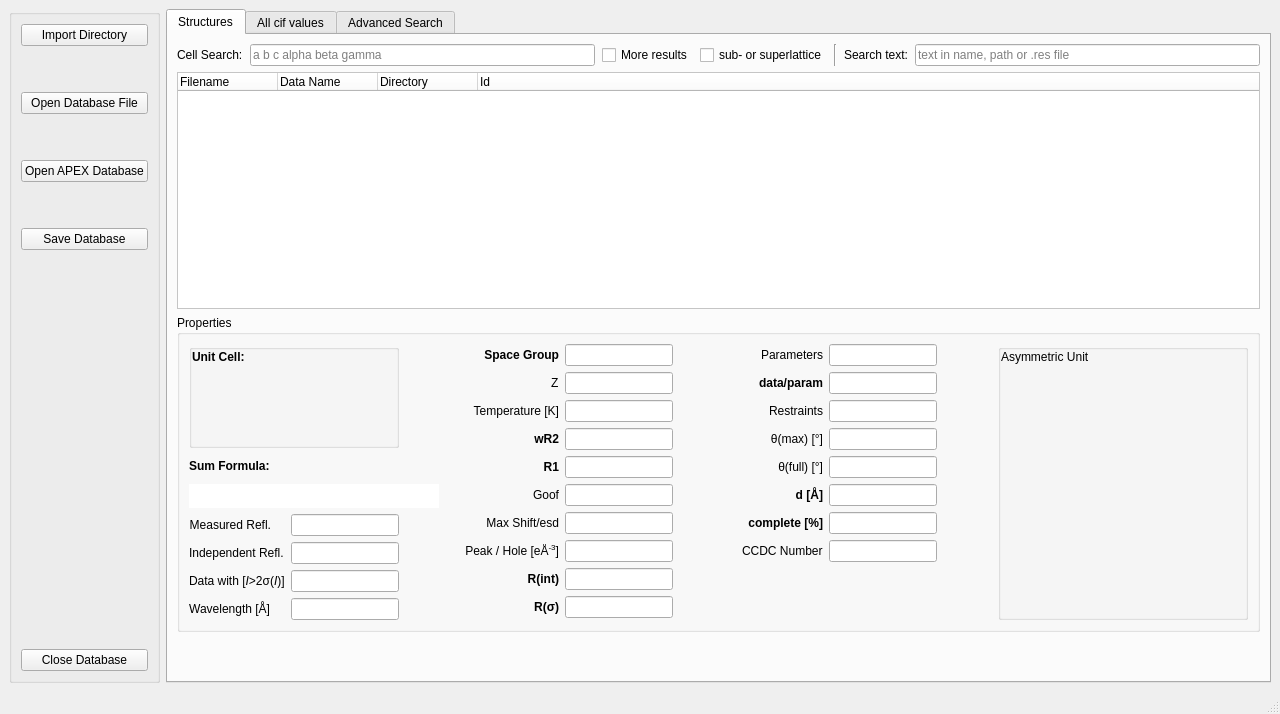
Qt form gui/strf_main.ui (dkratzert/StructureFinder) before a commit.
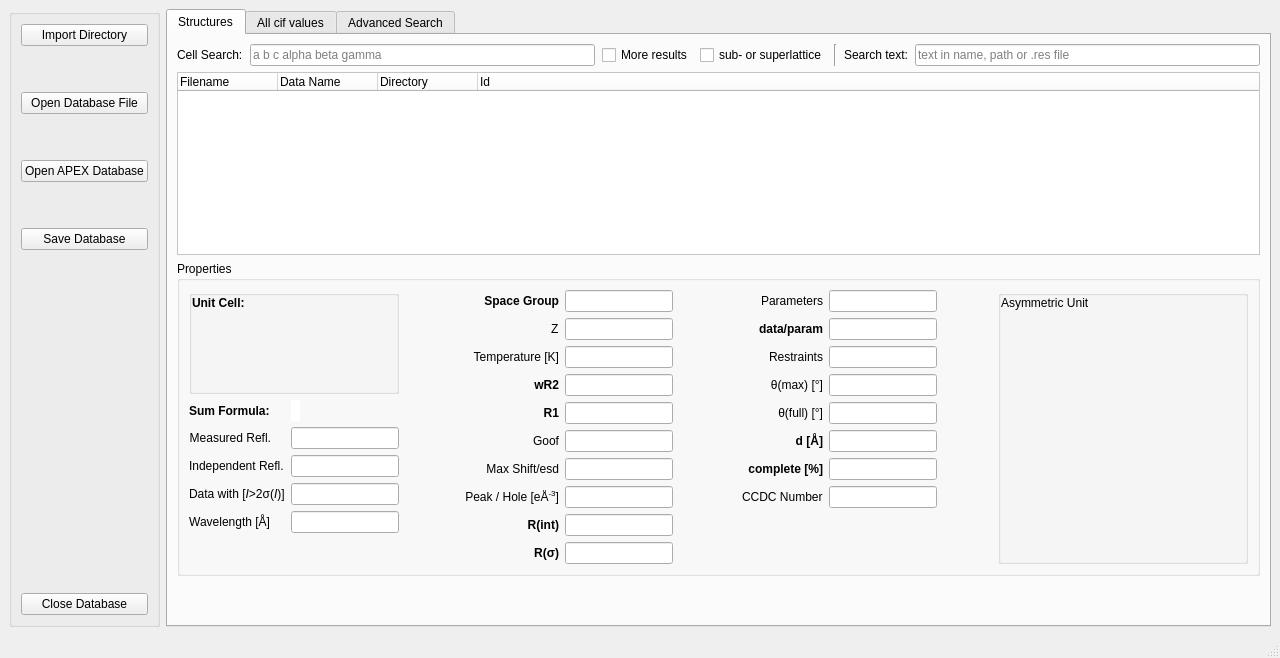
The same form after that commit.

The edit to the form file:
```diff
--- a/gui/strf_main.ui
+++ b/gui/strf_main.ui
@@ -8,7 +8,7 @@
     <x>0</x>
     <y>0</y>
     <width>1280</width>
-    <height>714</height>
+    <height>658</height>
    </rect>
   </property>
   <property name="windowTitle">
@@ -320,6 +320,9 @@
             <property name="orientation">
              <enum>Qt::Vertical</enum>
             </property>
+            <property name="sizeType">
+             <enum>QSizePolicy::Expanding</enum>
+            </property>
             <property name="sizeHint" stdset="0">
              <size>
               <width>20</width>
@@ -452,71 +455,12 @@
                  </layout>
                 </widget>
                </item>
-               <item>
-                <widget class="QLabel" name="label">
-                 <property name="font">
-                  <font>
-                   <weight>75</weight>
-                   <bold>true</bold>
-                  </font>
-                 </property>
-                 <property name="text">
-                  <string>Sum Formula:</string>
-                 </property>
-                </widget>
-               </item>
-               <item>
-                <widget class="QLabel" name="formLabel">
-                 <property name="enabled">
-                  <bool>true</bool>
-                 </property>
-                 <property name="sizePolicy">
-                  <sizepolicy hsizetype="Expanding" vsizetype="Preferred">
-                   <horstretch>0</horstretch>
-                   <verstretch>0</verstretch>
-                  </sizepolicy>
-                 </property>
-                 <property name="minimumSize">
-                  <size>
-                   <width>0</width>
-                   <height>21</height>
-                  </size>
-                 </property>
-                 <property name="font">
-                  <font>
-                   <pointsize>11</pointsize>
-                   <kerning>false</kerning>
-                  </font>
-                 </property>
-                 <property name="autoFillBackground">
-                  <bool>false</bool>
-                 </property>
-                 <property name="styleSheet">
-                  <string notr="true">background-color:  rgba(255, 255, 255, 255);</string>
-                 </property>
-                 <property name="frameShape">
-                  <enum>QFrame::NoFrame</enum>
-                 </property>
-                 <property name="lineWidth">
-                  <number>1</number>
-                 </property>
-                 <property name="text">
-                  <string/>
-                 </property>
-                 <property name="textFormat">
-                  <enum>Qt::RichText</enum>
-                 </property>
-                 <property name="wordWrap">
-                  <bool>true</bool>
-                 </property>
-                </widget>
-               </item>
                <item>
                 <layout class="QFormLayout" name="formLayout_2">
                  <property name="fieldGrowthPolicy">
                   <enum>QFormLayout::FieldsStayAtSizeHint</enum>
                  </property>
-                 <item row="0" column="0">
+                 <item row="1" column="0">
                   <widget class="QLabel" name="reflTotalLabel">
                    <property name="text">
                     <string>Measured Refl.</string>
@@ -526,34 +470,34 @@
                    </property>
                   </widget>
                  </item>
-                 <item row="0" column="1">
+                 <item row="1" column="1">
                   <widget class="QLineEdit" name="reflTotalLineEdit">
                    <property name="readOnly">
                     <bool>true</bool>
                    </property>
                   </widget>
                  </item>
-                 <item row="1" column="0">
+                 <item row="2" column="0">
                   <widget class="QLabel" name="uniqReflLabel">
                    <property name="text">
                     <string>Independent Refl.</string>
                    </property>
                   </widget>
                  </item>
-                 <item row="1" column="1">
+                 <item row="2" column="1">
                   <widget class="QLineEdit" name="uniqReflLineEdit"/>
                  </item>
-                 <item row="2" column="0">
+                 <item row="3" column="0">
                   <widget class="QLabel" name="refl2sigmaLabel">
                    <property name="text">
                     <string>&lt;html&gt;&lt;head/&gt;&lt;body&gt;&lt;p&gt;Data with [&lt;span style=&quot; font-style:italic;&quot;&gt;I&lt;/span&gt;&amp;gt;2σ(&lt;span style=&quot; font-style:italic;&quot;&gt;I&lt;/span&gt;)]&lt;/p&gt;&lt;/body&gt;&lt;/html&gt;</string>
                    </property>
                   </widget>
                  </item>
-                 <item row="2" column="1">
+                 <item row="3" column="1">
                   <widget class="QLineEdit" name="refl2sigmaLineEdit"/>
                  </item>
-                 <item row="3" column="0">
+                 <item row="4" column="0">
                   <widget class="QLabel" name="wavelengthLabel">
                    <property name="text">
                     <string>Wavelength [Å]</string>
@@ -563,15 +507,90 @@
                    </property>
                   </widget>
                  </item>
-                 <item row="3" column="1">
+                 <item row="4" column="1">
                   <widget class="QLineEdit" name="wavelengthLineEdit">
                    <property name="readOnly">
                     <bool>true</bool>
                    </property>
                   </widget>
                  </item>
+                 <item row="0" column="1">
+                  <widget class="QLabel" name="formLabel">
+                   <property name="enabled">
+                    <bool>true</bool>
+                   </property>
+                   <property name="sizePolicy">
+                    <sizepolicy hsizetype="Expanding" vsizetype="Preferred">
+                     <horstretch>0</horstretch>
+                     <verstretch>0</verstretch>
+                    </sizepolicy>
+                   </property>
+                   <property name="minimumSize">
+                    <size>
+                     <width>0</width>
+                     <height>21</height>
+                    </size>
+                   </property>
+                   <property name="font">
+                    <font>
+                     <pointsize>11</pointsize>
+                     <kerning>false</kerning>
+                    </font>
+                   </property>
+                   <property name="autoFillBackground">
+                    <bool>false</bool>
+                   </property>
+                   <property name="styleSheet">
+                    <string notr="true">background-color:  rgba(255, 255, 255, 255);</string>
+                   </property>
+                   <property name="frameShape">
+                    <enum>QFrame::NoFrame</enum>
+                   </property>
+                   <property name="lineWidth">
+                    <number>1</number>
+                   </property>
+                   <property name="text">
+                    <string/>
+                   </property>
+                   <property name="textFormat">
+                    <enum>Qt::RichText</enum>
+                   </property>
+                   <property name="wordWrap">
+                    <bool>true</bool>
+                   </property>
+                  </widget>
+                 </item>
+                 <item row="0" column="0">
+                  <widget class="QLabel" name="label">
+                   <property name="font">
+                    <font>
+                     <weight>75</weight>
+                     <bold>true</bold>
+                    </font>
+                   </property>
+                   <property name="text">
+                    <string>Sum Formula:</string>
+                   </property>
+                  </widget>
+                 </item>
                 </layout>
                </item>
+               <item>
+                <spacer name="verticalSpacer_6">
+                 <property name="orientation">
+                  <enum>Qt::Vertical</enum>
+                 </property>
+                 <property name="sizeType">
+                  <enum>QSizePolicy::MinimumExpanding</enum>
+                 </property>
+                 <property name="sizeHint" stdset="0">
+                  <size>
+                   <width>20</width>
+                   <height>5</height>
+                  </size>
+                 </property>
+                </spacer>
+               </item>
               </layout>
              </item>
              <item>
```
